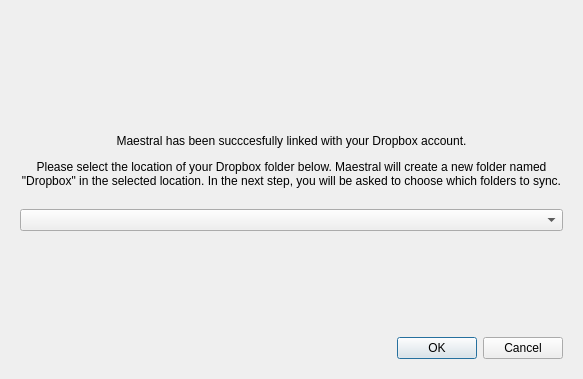
Old version of the form maestral/gui/resources/first_sync_dialog.ui in the repository samschott/maestral.
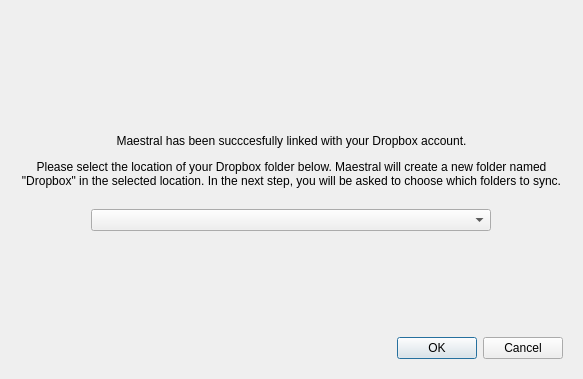
New version of the form. The open tabs and pages were chosen to show the change.

Commit message: added "Select all" checkbox to folder selection

The edit to the form file:
```diff
--- a/maestral/gui/resources/first_sync_dialog.ui
+++ b/maestral/gui/resources/first_sync_dialog.ui
@@ -242,8 +242,21 @@
          </property>
         </widget>
        </item>
-       <item row="2" column="0">
-        <widget class="QComboBox" name="comboBoxDropboxPath"/>
+       <item row="2" column="0" alignment="Qt::AlignHCenter">
+        <widget class="QComboBox" name="comboBoxDropboxPath">
+         <property name="minimumSize">
+          <size>
+           <width>400</width>
+           <height>0</height>
+          </size>
+         </property>
+         <property name="maximumSize">
+          <size>
+           <width>400</width>
+           <height>16777215</height>
+          </size>
+         </property>
+        </widget>
        </item>
        <item row="0" column="0">
         <spacer name="verticalSpacer_3">
```
Left out of the diff: 47 changed lines with no effect on the pictures. The commit also changes 3 other files.
